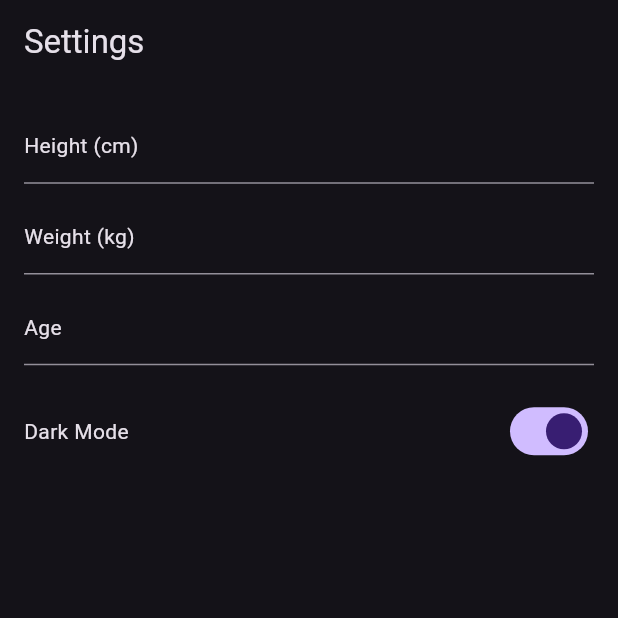
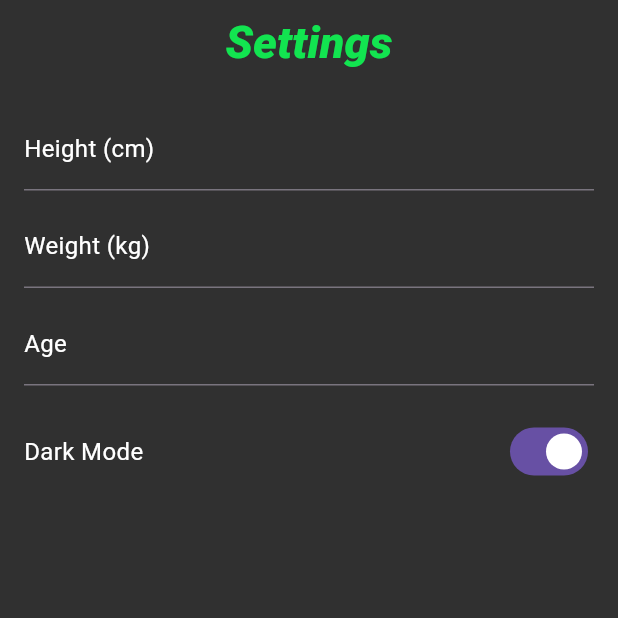
Before and after one commit to julienco03/gymbuddies-flutter, a Flutter app: the SettingsPage screen opened by its route, on a phone screen of 412 x 824 dp, the top half of it. Run offline on Flutter 3.47's test engine with Material 3 defaults, Android fonts, the phone set to English and light mode, and no system bars; our stand-ins replace flutter_riverpod, go_router, sqflite, table_calendar; accounts and stored records are empty.

Commit message:
Fix app theme

```diff
--- a/lib/presentation/settings/pages/settings_page.dart
+++ b/lib/presentation/settings/pages/settings_page.dart
@@ -1,5 +1,6 @@
 import 'package:flutter/material.dart';
 import 'package:flutter_riverpod/flutter_riverpod.dart';
+import 'package:gymbuddies/presentation/common/themes/app_theme.dart';
 import '../../../theme_provider.dart';
 
 class SettingsPage extends ConsumerStatefulWidget {
@@ -16,7 +17,7 @@ class _SettingsPageState extends ConsumerState<SettingsPage> {
 
   @override
   Widget build(BuildContext context) {
-    final isDarkMode = ref.watch(themeProvider) == ThemeData.dark();
+    final isDarkMode = ref.watch(themeProvider) == darkTheme;
 
     return Scaffold(
       appBar: AppBar(
```
Also changed, not shown: lib/theme_provider.dart (+4 -3 lines), 1 other file.
